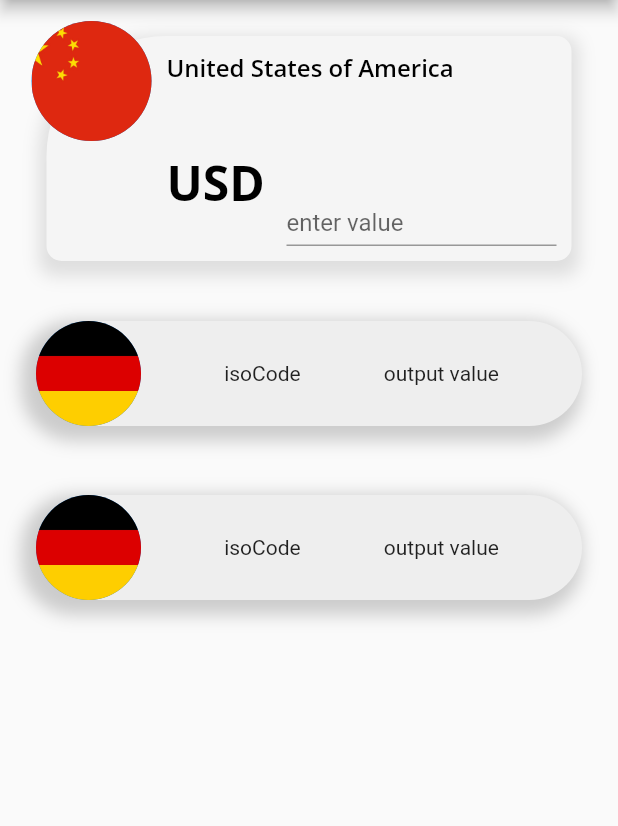
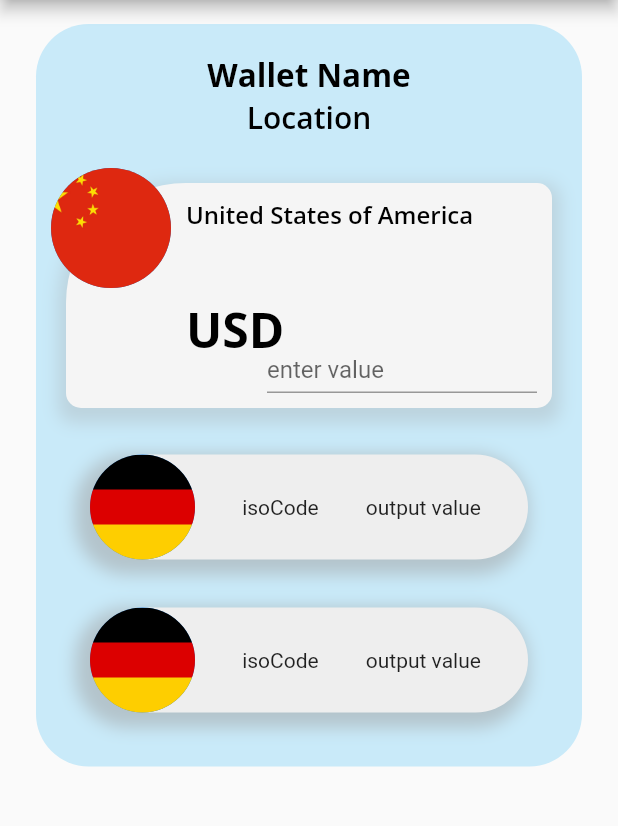
Before and after one commit to carlstep/currencyxpro, a Flutter app: the WalletScreen screen opened directly, on a phone screen of 412 x 824 dp, the part 84-910 px from its top. Run offline on Flutter 3.47's test engine with Material 2 defaults, Android fonts, the phone set to English and light mode, and no system bars; our stand-ins replace google_fonts.

Commit message:
wallet_details_card.dart contains primaryCard and altCard.

```diff
--- a/lib/components/wallet_card.dart
+++ /dev/null
@@ -1,25 +0,0 @@
-import 'package:flutter/material.dart';
-
-class WalletDetailsCard extends StatelessWidget {
-  const WalletDetailsCard({Key? key}) : super(key: key);
-
-  @override
-  Widget build(BuildContext context) {
-    return Container(
-      child: Column(
-        children: [
-          Row(
-            children: [
-              Text('Wallet Name'),
-            ],
-          ),
-          Row(
-            children: [
-              Text('Location'),
-            ],
-          )
-        ],
-      ),
-    );
-  }
-}
--- /dev/null
+++ b/lib/components/wallet_details_card.dart
@@ -0,0 +1,52 @@
+import 'package:currencyxpro/components/alt_card.dart';
+import 'package:currencyxpro/components/primary_card.dart';
+import 'package:flutter/material.dart';
+
+class WalletDetailsCard extends StatelessWidget {
+  const WalletDetailsCard({Key? key}) : super(key: key);
+
+  @override
+  Widget build(BuildContext context) {
+    return Padding(
+      padding: const EdgeInsets.all(16.0),
+      child: Container(
+        padding: EdgeInsets.all(20),
+        decoration: BoxDecoration(
+            color: Colors.lightBlue.withOpacity(0.2),
+          borderRadius: BorderRadius.only(
+            topLeft: Radius.circular(35),
+            topRight: Radius.circular(35),
+            bottomLeft: Radius.circular(35),
+            bottomRight: Radius.circular(35),
+
+          )
+        ),
+        child: Column(
+          children: [
+            Row(
+              mainAxisAlignment: MainAxisAlignment.center,
+              children: [
+                Text('Wallet Name',
+                style: Theme.of(context).textTheme.headline2,
+                ),
+              ],
+            ),
+            Row(
+              mainAxisAlignment: MainAxisAlignment.center,
+              children: [
+                Text('Location',
+                style: Theme.of(context).textTheme.headline6,
+                ),
+              ],
+            ),
+            SizedBox(height: 30,),
+            PrimaryCard(),
+            SizedBox(height: 15,),
+            AltCard(),
+            AltCard(),
+          ],
+        ),
+      ),
+    );
+  }
+}
--- a/lib/home.dart
+++ b/lib/home.dart
@@ -1,4 +1,3 @@
-import 'package:currencyxpro/components/primary_card.dart';
 import 'package:currencyxpro/components/wallet_card_list.dart';
 import 'package:flutter/material.dart';
 
--- a/lib/screens/wallet_screen.dart
+++ b/lib/screens/wallet_screen.dart
@@ -1,5 +1,6 @@
 import 'package:currencyxpro/components/alt_card.dart';
 import 'package:currencyxpro/components/primary_card.dart';
+import 'package:currencyxpro/components/wallet_details_card.dart';
 import 'package:flutter/material.dart';
 
 
@@ -18,21 +19,9 @@
         child: Padding(
           padding: const EdgeInsets.only(left: 8.0, right: 8.0),
           child: ListView(
+            //scrollDirection: Axis.horizontal,
             children: <Widget>[
-              SizedBox(
-                height: 24,
-              ),
-              PrimaryCard(),
-              SizedBox(
-                height: 24,
-              ),
-              AltCard(),
-              SizedBox(
-                height: 14,
-              ),
-              AltCard(),
-              // TODO: add alt_card
-              // TODO: need a plus button to add more alt_cards
+              WalletDetailsCard(),
             ],
           ),
         ),
```
